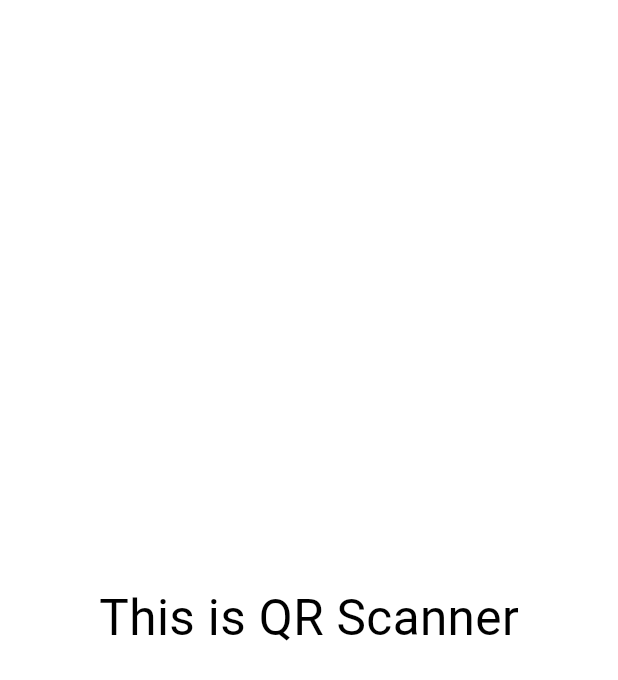
After one commit to RHS39/amptric_app_v35, a Flutter app: the QrScanner screen opened directly, on a phone screen of 412 x 824 dp. The commit adds this screen. Shown: the top 680 px of the screen. Run offline on Flutter 3.47's test engine with Material 3 defaults, Android fonts, the phone set to English and light mode, and no system bars; our stand-ins replace curved_labeled_navigation_bar, google_fonts; missing offline and left inert: model_viewer_plus.

Commit message:
ap_api_problem

```diff
--- /dev/null
+++ b/lib/screens/payment/qr_scanner.dart
@@ -0,0 +1,20 @@
+import 'package:flutter/material.dart';
+import "package:amptric/style/text_style.dart";
+
+class QrScanner extends StatefulWidget {
+  const QrScanner({super.key});
+
+  @override
+  State<QrScanner> createState() => _QrScannerState();
+}
+
+class _QrScannerState extends State<QrScanner> {
+  @override
+  Widget build(BuildContext context) {
+    return Scaffold(
+      body: Center(
+        child: Text("This is QR Scanner", style: Tfor.label()),
+      ),
+    );
+  }
+}
```
Also changed, not shown: lib/screens/components/app_bar.dart (+11 -1 lines).
